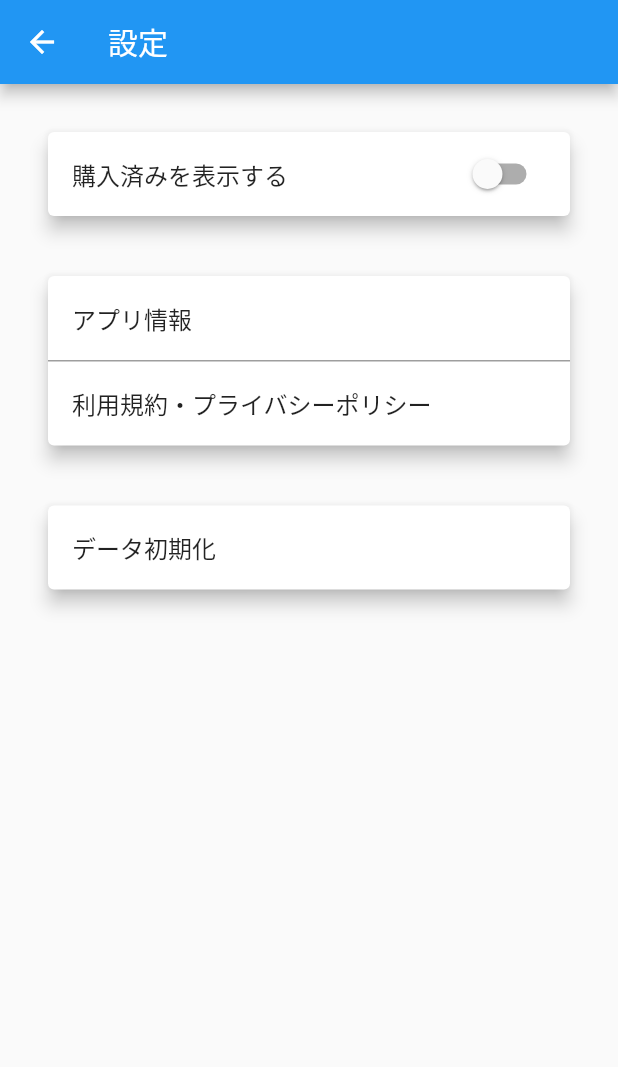
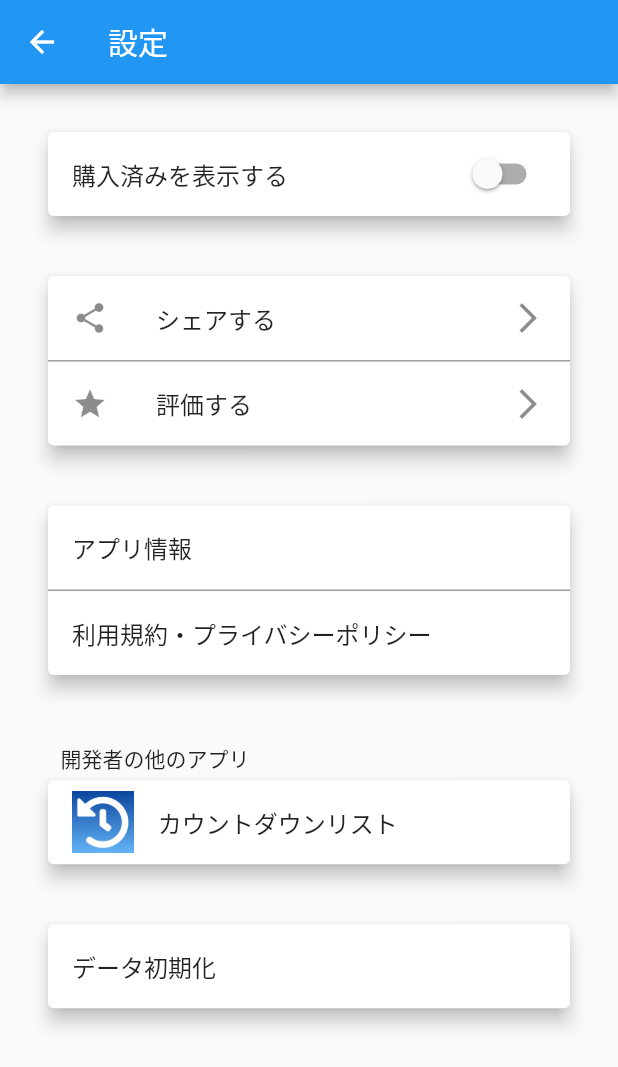
Before and after one commit to matsukawa06/shoppinglist, a Flutter app: the SettingPage screen opened directly, after a tap on "利用規約・プライバシーポリシー", on a phone screen of 412 x 824 dp. Shown: the top 1067 px of the screen. Run offline on Flutter 3.47's test engine with Material 2 defaults, Android fonts, the phone set to English and light mode, and no system bars; our stand-ins replace flutter_colorpicker, flutter_riverpod, google_mobile_ads, in_app_review, package_info_plus, share_plus and 2 more; accounts and stored records are empty.

Commit message:
シェア・評価機能追加

```diff
--- a/lib/presentation/ui/setting_page/setting_page.dart
+++ b/lib/presentation/ui/setting_page/setting_page.dart
@@ -1,6 +1,8 @@
 import 'package:flutter/material.dart';
 import 'package:flutter_riverpod/flutter_riverpod.dart';
+import 'package:in_app_review/in_app_review.dart';
 import 'package:package_info_plus/package_info_plus.dart';
+import 'package:share_plus/share_plus.dart';
 import 'package:shared_preferences/shared_preferences.dart';
 import 'package:shoppinglist/common/common_const.dart';
 import 'package:shoppinglist/common/common_util.dart';
@@ -9,7 +11,7 @@ import 'package:shoppinglist/models/shared_provider.dart';
 import 'package:shoppinglist/models/todo_provider.dart';
 import 'package:shoppinglist/presentation/controllers/group_controller.dart';
 import 'package:shoppinglist/presentation/controllers/todo_controller.dart';
-import 'package:url_launcher/url_launcher_string.dart';
+import 'package:url_launcher/url_launcher.dart';
 
 class SettingPage extends ConsumerWidget {
   const SettingPage({Key? key}) : super(key: key);
@@ -25,7 +27,6 @@ class SettingPage extends ConsumerWidget {
 
   @override
   Widget build(BuildContext context, WidgetRef ref) {
-    final _sharedProvider = ref.watch(sharedProvider);
     _restoreValues(ref);
     return Scaffold(
       appBar: AppBar(
@@ -45,7 +46,42 @@ class SettingPage extends ConsumerWidget {
             final data = snapshot.data!;
             return Column(
               children: <Widget>[
+                // App設定
+                _appSettings(ref),
+                const SpaceBox.height(value: 32),
+                // App共有・評価
+                _appShare(context),
+                const SpaceBox.height(value: 32),
+                // App情報
+                _appInfo(context, data),
+
+                // その他のアプリ
+                _appOther(context),
+                const SpaceBox.height(value: 32),
+                // データ初期化
                 Card(
+                  elevation: 5, // 影のサイズ
+                  child: InkWell(
+                    child: const ListTile(
+                      title: Text('データ初期化'),
+                    ),
+                    onTap: () {
+                      _allDataInit(context, ref);
+                    },
+                  ),
+                ),
+              ],
+            );
+          },
+        ),
+      ),
+    );
+  }
+
+  /// App設定
+  Widget _appSettings(WidgetRef ref) {
+    final _sharedProvider = ref.watch(sharedProvider);
+    return Card(
       elevation: 5,
       child: SwitchListTile(
         value: _sharedProvider.isKonyuZumiView,
@@ -55,9 +91,60 @@ class SettingPage extends ConsumerWidget {
           _sharedProvider.setKonyuZumiView(value);
         },
       ),
+    );
+  }
+
+  /// App共有・評価
+  Widget _appShare(BuildContext context) {
+    return Card(
+      elevation: 5,
+      child: Column(
+        children: [
+          // シェアする
+          InkWell(
+            child: const ListTile(
+              title: Text('シェアする'),
+              leading: Icon(Icons.share),
+              trailing: Icon(Icons.arrow_forward_ios),
             ),
-                const SpaceBox.height(value: 32),
-                Card(
+            onTap: () async => _share(context),
+          ),
+          // 評価する
+          InkWell(
+            child: Container(
+              decoration: const BoxDecoration(
+                border: Border(
+                  top: BorderSide(color: Colors.grey),
+                ),
+              ),
+              child: const ListTile(
+                title: Text('評価する'),
+                leading: Icon(Icons.star),
+                trailing: Icon(Icons.arrow_forward_ios),
+              ),
+            ),
+            onTap: () => _review(),
+          ),
+        ],
+      ),
+    );
+  }
+
+  /// シェアするタップ処理
+  void _share(BuildContext context) async {
+    // final box = context.findRenderObject() as RenderBox?;
+    await Share.share('https://apple.co/3X3IDPb', subject: '買い物計画リスト');
+  }
+
+  /// 評価するタップ処理
+  void _review() async {
+    final InAppReview inAppReview = InAppReview.instance;
+    inAppReview.openStoreListing(appStoreId: '1596917066', microsoftStoreId: '');
+  }
+
+  /// App情報
+  Widget _appInfo(BuildContext context, PackageInfo data) {
+    return Card(
       elevation: 5, // 影のサイズ
       child: Column(
         children: [
@@ -82,31 +169,13 @@ class SettingPage extends ConsumerWidget {
             ),
           ),
           // 利用規約
-                      const InkWell(
-                        onTap: _launchURL,
-                        child: ListTile(
+          InkWell(
+            onTap: () async => _launchURL('https://naonari.com/kiyaku.html'),
+            child: const ListTile(
               title: Text('利用規約・プライバシーポリシー'),
             ),
           ),
         ],
-                  ),
-                ),
-                const SpaceBox.height(value: 32),
-                Card(
-                  elevation: 5, // 影のサイズ
-                  child: InkWell(
-                    child: const ListTile(
-                      title: Text('データ初期化'),
-                    ),
-                    onTap: () {
-                      _allDataInit(context, ref);
-                    },
-                  ),
-                ),
-              ],
-            );
-          },
-        ),
       ),
     );
   }
@@ -115,13 +184,54 @@ class SettingPage extends ConsumerWidget {
 ///
 /// 利用規約のページをブラウザで表示する
 ///
-void _launchURL() async {
-  const url = 'https://naonari.com/kiyaku.html';
-  if (await canLaunchUrlString(url)) {
-    await launchUrlString(url);
+void _launchURL(String url) async {
+  if (await canLaunchUrl(Uri.parse(url))) {
+    await launchUrl(Uri.parse(url), mode: LaunchMode.externalApplication);
   } else {
     throw 'Could not Launch $url';
   }
+}
+
+/// その他のアプリ
+Widget _appOther(BuildContext context) {
+  final size = MediaQuery.of(context).size;
+  return Container(
+    margin: EdgeInsets.only(top: size.height * 0.05),
+    child: Column(
+      children: [
+        Container(
+            width: double.infinity,
+            margin: EdgeInsets.only(left: size.width * 0.03),
+            alignment: Alignment.centerLeft,
+            child: const Text('開発者の他のアプリ')),
+        Card(
+          elevation: 5,
+          child: Column(
+            children: [
+              // カウントダウンリスト
+              InkWell(
+                onTap: () => _launchURL('https://apple.co/3WQVwMv'),
+                child: ListTile(
+                  leading: _appIcon(context, 'images/countdown.png'),
+                  title: const Text('カウントダウンリスト'),
+                ),
+              ),
+            ],
+          ),
+        ),
+      ],
+    ),
+  );
+}
+
+/// アプリのアイコンをサイズ指定して返す
+Widget _appIcon(BuildContext context, String imagePath) {
+  final size = MediaQuery.of(context).size;
+  return SizedBox(
+    width: size.width * 0.1,
+    height: size.height * 0.1,
+    child: Image.asset(imagePath),
+  );
 }
 
 ///
@@ -140,10 +250,7 @@ Future _allDataInit(BuildContext context, WidgetRef ref) async {
           child: Column(
             children: const [
               Text('全てのデータを削除します。よろしいですか？'),
-              Text(
-                'この操作は取り消しできません。',
-                style: TextStyle(color: Colors.red),
-              )
+              Text('この操作は取り消しできません。', style: TextStyle(color: Colors.red))
             ],
           ),
         ),
```
Also changed, not shown: pubspec.yaml (+11 -10 lines), images/countdown.png (added), pubspec.lock, 2 other files. Lines whose indentation alone changed are shown as unchanged.
